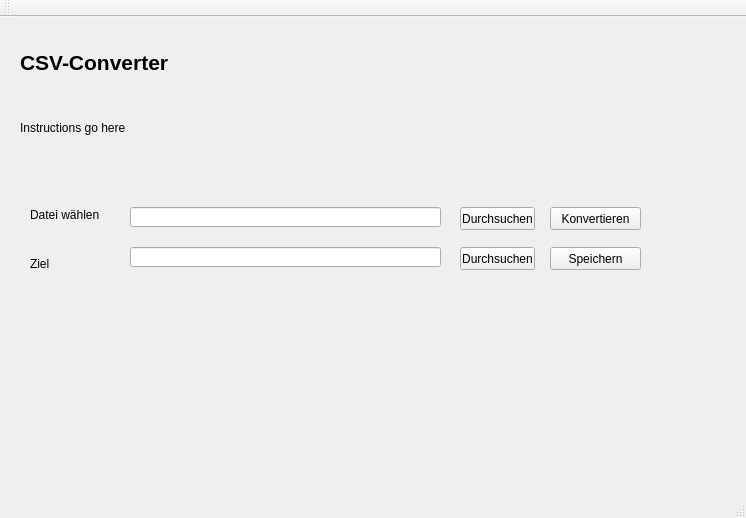
This is csv-converter/mainwindow.ui in Kokorina/Team-C1 as Qt 5 draws it before an edit. The edited form follows.
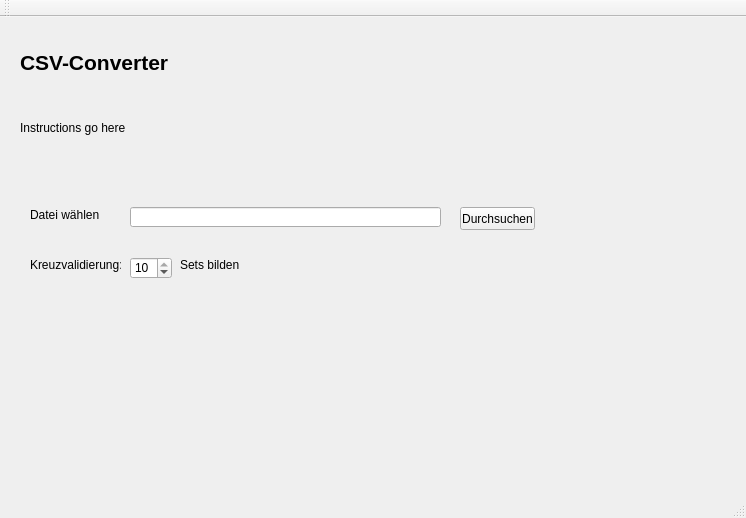
This is the edited form.

```diff
--- a/csv-converter/mainwindow.ui
+++ b/csv-converter/mainwindow.ui
@@ -83,66 +83,49 @@
      <string>Durchsuchen</string>
     </property>
    </widget>
-   <widget class="QPushButton" name="convertFile">
-    <property name="geometry">
-     <rect>
-      <x>550</x>
-      <y>190</y>
-      <width>91</width>
-      <height>23</height>
-     </rect>
-    </property>
-    <property name="text">
-     <string>Konvertieren</string>
-    </property>
-   </widget>
    <widget class="QLabel" name="label_4">
     <property name="geometry">
      <rect>
       <x>30</x>
       <y>240</y>
-      <width>47</width>
-      <height>13</height>
+      <width>91</width>
+      <height>16</height>
      </rect>
     </property>
     <property name="text">
-     <string>Ziel</string>
+     <string>Kreuzvalidierung:</string>
     </property>
    </widget>
-   <widget class="QLineEdit" name="targetPath">
+   <widget class="QSpinBox" name="numSets">
     <property name="geometry">
      <rect>
       <x>130</x>
-      <y>230</y>
-      <width>311</width>
-      <height>20</height>
+      <y>240</y>
+      <width>42</width>
+      <height>22</height>
      </rect>
     </property>
-   </widget>
-   <widget class="QPushButton" name="saveFile">
-    <property name="geometry">
-     <rect>
-      <x>550</x>
-      <y>230</y>
-      <width>91</width>
-      <height>23</height>
-     </rect>
+    <property name="minimum">
+     <number>2</number>
     </property>
-    <property name="text">
-     <string>Speichern</string>
+    <property name="maximum">
+     <number>10</number>
     </property>
+    <property name="value">
+     <number>10</number>
+    </property>
    </widget>
-   <widget class="QPushButton" name="targetPathButton">
+   <widget class="QLabel" name="label_5">
     <property name="geometry">
      <rect>
-      <x>460</x>
-      <y>230</y>
-      <width>75</width>
-      <height>23</height>
+      <x>180</x>
+      <y>240</y>
+      <width>171</width>
+      <height>16</height>
      </rect>
     </property>
     <property name="text">
-     <string>Durchsuchen</string>
+     <string>Sets bilden</string>
     </property>
    </widget>
   </widget>
```
